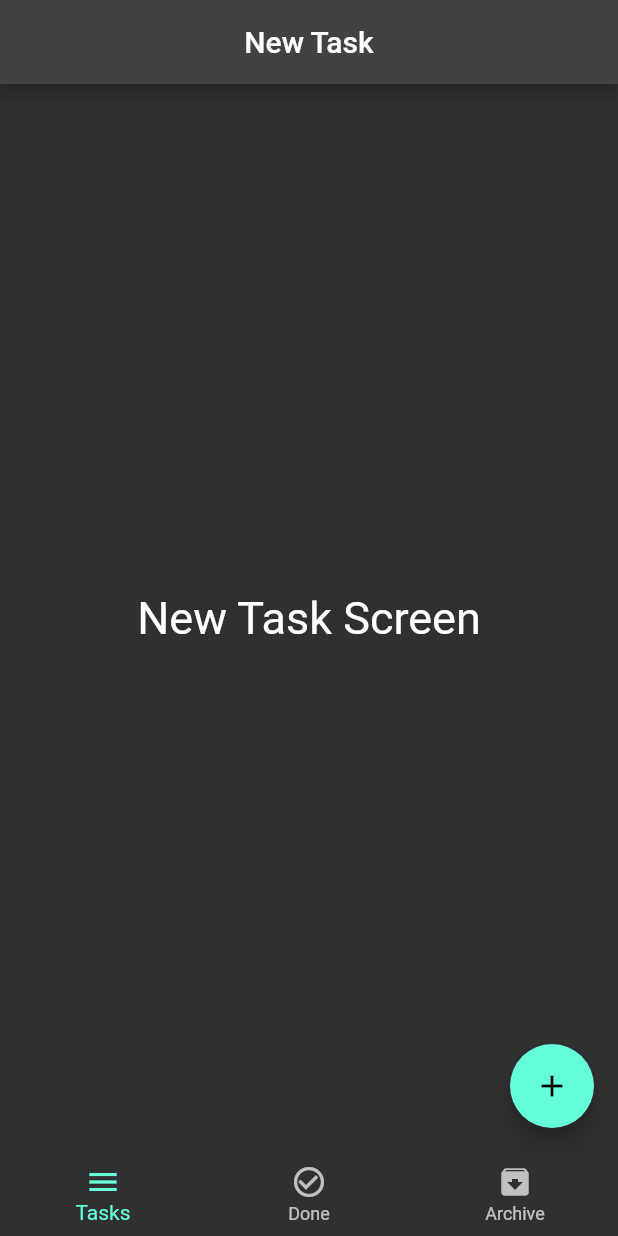
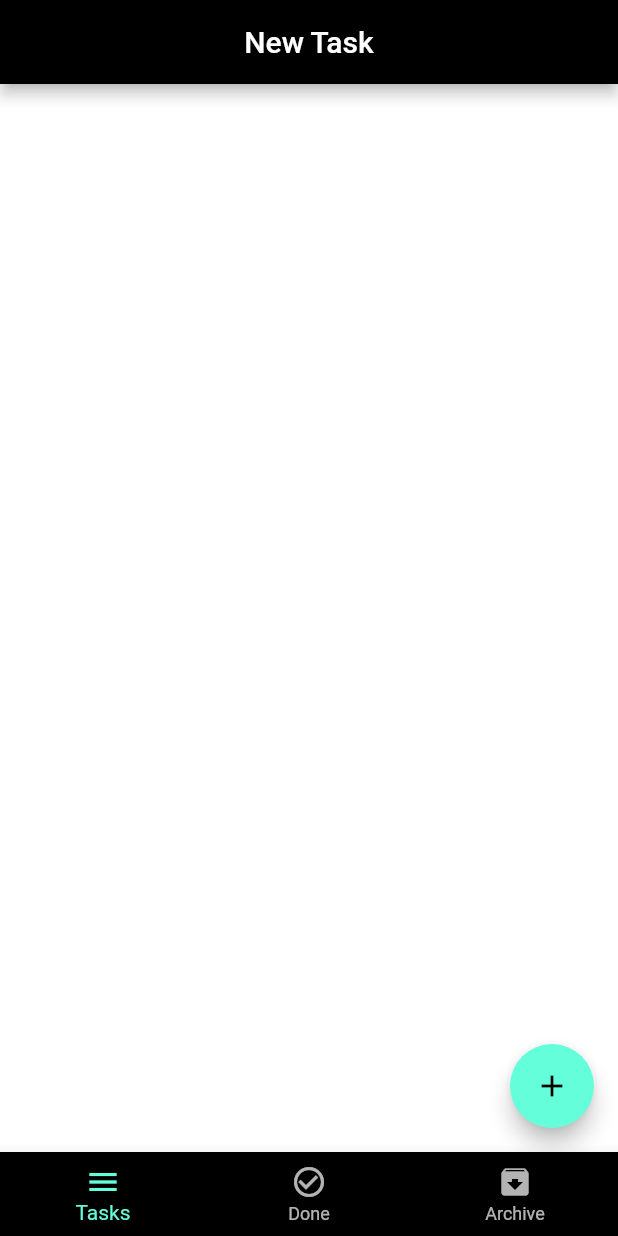
Before and after one commit to mido-ahmed/TODO-APP, a Flutter app: the screen it shows after launch, on a phone screen of 412 x 824 dp. Run offline on Flutter 3.47's test engine with Material 2 defaults, Android fonts, the phone set to English and light mode, and no system bars.

Commit message:
edit in some lines colors

```diff
--- a/lib/layout/home_layout.dart
+++ b/lib/layout/home_layout.dart
@@ -22,6 +22,7 @@ class _HomeLayoutState extends State<HomeLayout> {
   @override
   Widget build(BuildContext context) {
     return Scaffold(
+      backgroundColor: Colors.white,
       floatingActionButton: FloatingActionButton(
         onPressed: () async {
           var name = await getName();
@@ -30,6 +31,7 @@ class _HomeLayoutState extends State<HomeLayout> {
         child: Icon(Icons.add),
       ),
       bottomNavigationBar: BottomNavigationBar(
+        backgroundColor: Colors.black,
         type: BottomNavigationBarType.fixed,
         currentIndex: currentIndex,
         onTap: (int index) {
@@ -45,6 +47,7 @@ class _HomeLayoutState extends State<HomeLayout> {
         ],
       ),
       appBar: AppBar(
+        backgroundColor: Colors.black,
         title: Text(appBarNames[currentIndex]),
         centerTitle: true,
       ),
--- a/lib/main.dart
+++ b/lib/main.dart
@@ -13,12 +13,12 @@ class MyApp extends StatelessWidget {
   Widget build(BuildContext context) {
     return MaterialApp(
       debugShowCheckedModeBanner: false,
-      title: 'BMI Calculator App',
+      title: 'TODO App',
       theme: ThemeData.dark().copyWith(
           // primaryColor: const Color(0xFF3D4149),
           // scaffoldBackgroundColor: const Color(0xFF3D4149),
           ),
-      home: SafeArea(
+      home: const SafeArea(
         child: HomeLayout(),
       ),
     );
```
